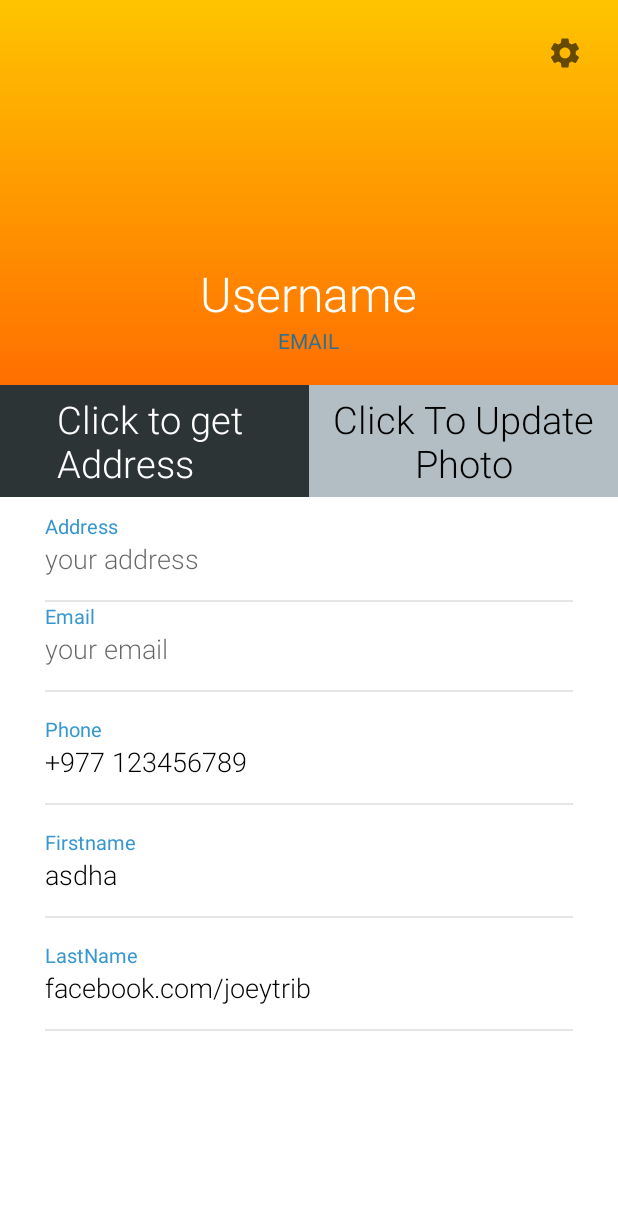
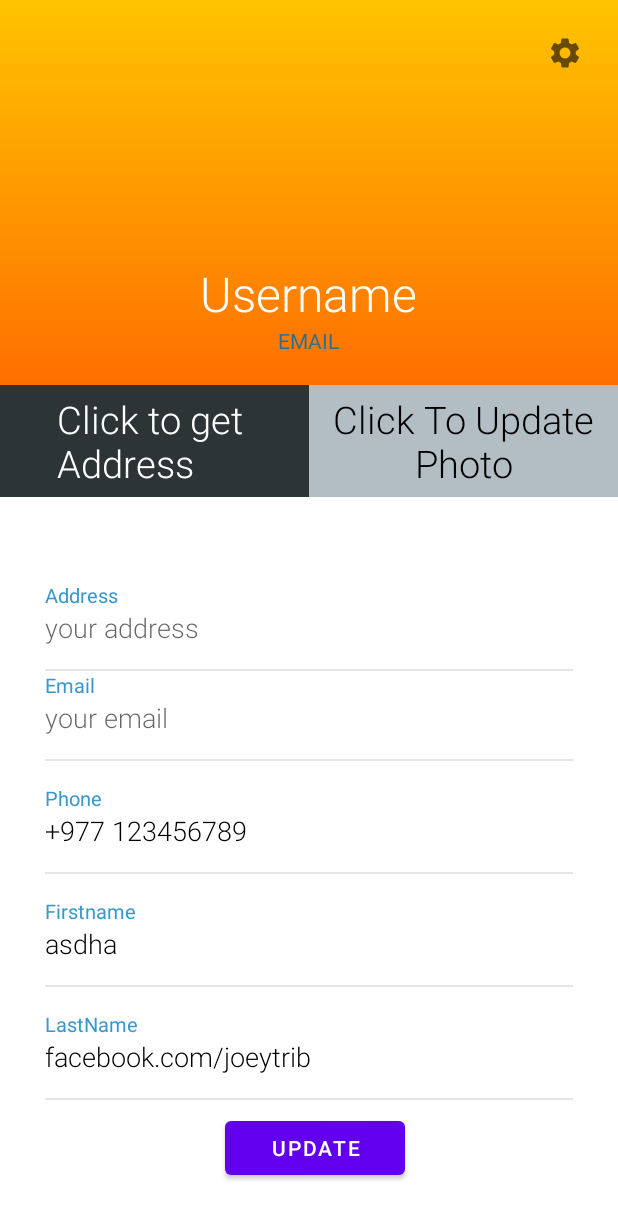
Before and after one commit to Team-Phantoms/SawariSewa-Frontend, an Android app: the fragment ProfileFragment shown on its own in the app's theme, on a phone screen of 412 x 824 dp. Shown: the top 1219 px of the screen. Run offline under Robolectric (Android 15) with nearby library versions, the phone set to English and light mode, and no system bars; our stand-ins replace CircleImageView; pictures from the network do not load; Roboto replaces fonts that are not available here.

Commit message:
Update Button created

```diff
--- a/app/src/main/res/layout/fragment_profile.xml
+++ b/app/src/main/res/layout/fragment_profile.xml
@@ -311,6 +311,15 @@ tools:context=".ui.gallery.ProfileFragment">
 
     </LinearLayout>
 
+    <Button
+        android:layout_width="120dp"
+        android:layout_height="wrap_content"
+        android:gravity="center"
+        android:layout_marginLeft="150dp"
+        android:layout_marginTop="410dp"
+        android:text="Update"/>
+
 </RelativeLayout>
+
     </RelativeLayout>
 </ScrollView>
```
